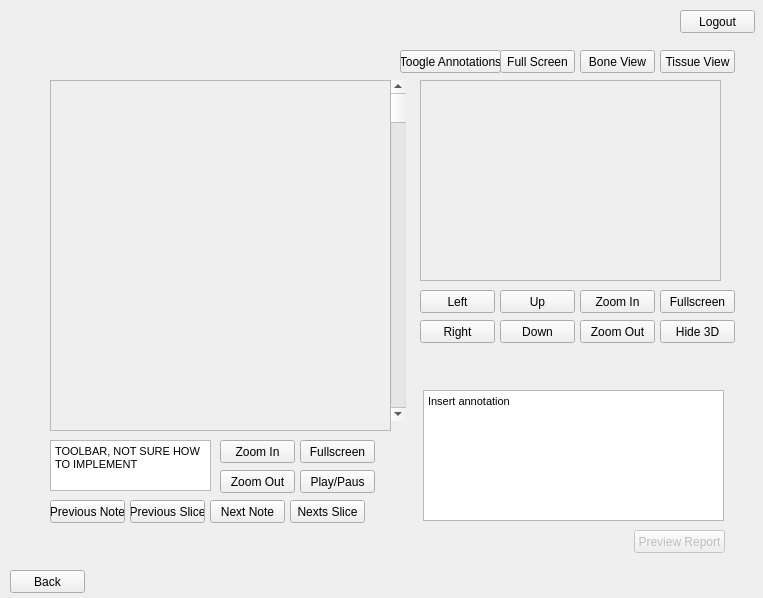
This is UI/sur.ui in nilsgehlin/team-dft as Qt 5 draws it before an edit. The edited form follows.
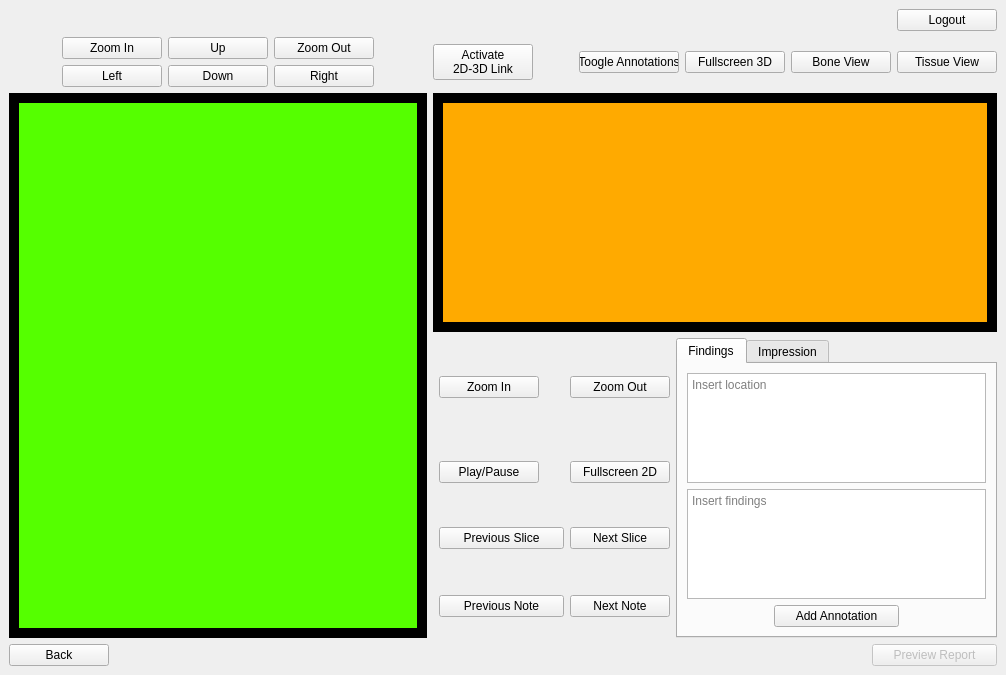
This is the edited form.

Diff of the .ui file:
```diff
--- a/UI/sur.ui
+++ b/UI/sur.ui
@@ -6,8 +6,8 @@
    <rect>
     <x>0</x>
     <y>0</y>
-    <width>763</width>
-    <height>598</height>
+    <width>1006</width>
+    <height>675</height>
    </rect>
   </property>
   <property name="windowTitle">
@@ -17,363 +17,676 @@
    <number>0</number>
   </property>
   <widget class="QWidget" name="page_sur_view_edit">
-   <widget class="QPushButton" name="page_sur_view_edit_button_2d_zoom_in">
-    <property name="geometry">
-     <rect>
-      <x>220</x>
-      <y>440</y>
-      <width>75</width>
-      <height>23</height>
-     </rect>
-    </property>
-    <property name="text">
-     <string>Zoom In</string>
-    </property>
-   </widget>
-   <widget class="QPushButton" name="page_sur_view_edit_button_3d_hide">
-    <property name="geometry">
-     <rect>
-      <x>660</x>
-      <y>320</y>
-      <width>75</width>
-      <height>23</height>
-     </rect>
-    </property>
-    <property name="text">
-     <string>Hide 3D</string>
-    </property>
-   </widget>
-   <widget class="QPushButton" name="page_sur_view_edit_button_3d_fullscreen">
-    <property name="geometry">
-     <rect>
-      <x>660</x>
-      <y>290</y>
-      <width>75</width>
-      <height>23</height>
-     </rect>
-    </property>
-    <property name="text">
-     <string>Fullscreen</string>
-    </property>
-   </widget>
-   <widget class="QPushButton" name="page_sur_view_edit_button_back">
-    <property name="geometry">
-     <rect>
-      <x>10</x>
-      <y>570</y>
-      <width>75</width>
-      <height>23</height>
-     </rect>
-    </property>
-    <property name="text">
-     <string>Back</string>
-    </property>
-   </widget>
-   <widget class="QTextEdit" name="page_sur_view_edit_insert_annotations">
-    <property name="geometry">
-     <rect>
-      <x>423</x>
-      <y>390</y>
-      <width>301</width>
-      <height>131</height>
-     </rect>
-    </property>
-    <property name="html">
-     <string>&lt;!DOCTYPE HTML PUBLIC &quot;-//W3C//DTD HTML 4.0//EN&quot; &quot;http://www.w3.org/TR/REC-html40/strict.dtd&quot;&gt;
-&lt;html&gt;&lt;head&gt;&lt;meta name=&quot;qrichtext&quot; content=&quot;1&quot; /&gt;&lt;style type=&quot;text/css&quot;&gt;
-p, li { white-space: pre-wrap; }
-&lt;/style&gt;&lt;/head&gt;&lt;body style=&quot; font-family:'MS Shell Dlg 2'; font-size:8.25pt; font-weight:400; font-style:normal;&quot;&gt;
-&lt;p style=&quot; margin-top:0px; margin-bottom:0px; margin-left:0px; margin-right:0px; -qt-block-indent:0; text-indent:0px;&quot;&gt;Insert annotation&lt;/p&gt;&lt;/body&gt;&lt;/html&gt;</string>
-    </property>
-   </widget>
-   <widget class="QPushButton" name="page_sur_view_edit_button_2d_fullscreen">
-    <property name="geometry">
-     <rect>
-      <x>300</x>
-      <y>440</y>
-      <width>75</width>
-      <height>23</height>
-     </rect>
-    </property>
-    <property name="text">
-     <string>Fullscreen</string>
-    </property>
-   </widget>
+   <layout class="QGridLayout" name="gridLayout_4">
+    <item row="0" column="8">
+     <layout class="QGridLayout" name="gridLayout_5">
+      <item row="0" column="1">
    <widget class="QPushButton" name="page_sur_view_edit_button_logout">
-    <property name="geometry">
-     <rect>
-      <x>680</x>
-      <y>10</y>
-      <width>75</width>
-      <height>23</height>
-     </rect>
+        <property name="minimumSize">
+         <size>
+          <width>100</width>
+          <height>0</height>
+         </size>
+        </property>
+        <property name="maximumSize">
+         <size>
+          <width>100</width>
+          <height>16777215</height>
+         </size>
     </property>
     <property name="text">
      <string>Logout</string>
     </property>
    </widget>
-   <widget class="QPushButton" name="page_sur_view_edit_button_2d_zoom_out">
-    <property name="geometry">
-     <rect>
-      <x>220</x>
-      <y>470</y>
-      <width>75</width>
-      <height>23</height>
-     </rect>
-    </property>
-    <property name="text">
-     <string>Zoom Out</string>
-    </property>
-   </widget>
-   <widget class="QTextBrowser" name="page_sur_view_edit_toolbar_help">
-    <property name="geometry">
-     <rect>
-      <x>50</x>
-      <y>440</y>
-      <width>161</width>
-      <height>51</height>
-     </rect>
-    </property>
-    <property name="html">
-     <string>&lt;!DOCTYPE HTML PUBLIC &quot;-//W3C//DTD HTML 4.0//EN&quot; &quot;http://www.w3.org/TR/REC-html40/strict.dtd&quot;&gt;
-&lt;html&gt;&lt;head&gt;&lt;meta name=&quot;qrichtext&quot; content=&quot;1&quot; /&gt;&lt;style type=&quot;text/css&quot;&gt;
-p, li { white-space: pre-wrap; }
-&lt;/style&gt;&lt;/head&gt;&lt;body style=&quot; font-family:'MS Shell Dlg 2'; font-size:8.25pt; font-weight:400; font-style:normal;&quot;&gt;
-&lt;p style=&quot; margin-top:0px; margin-bottom:0px; margin-left:0px; margin-right:0px; -qt-block-indent:0; text-indent:0px;&quot;&gt;TOOLBAR, NOT SURE HOW TO IMPLEMENT&lt;/p&gt;&lt;/body&gt;&lt;/html&gt;</string>
-    </property>
-   </widget>
+      </item>
+      <item row="0" column="0">
+       <spacer name="horizontalSpacer_2">
+        <property name="orientation">
+         <enum>Qt::Horizontal</enum>
+        </property>
+        <property name="sizeHint" stdset="0">
+         <size>
+          <width>40</width>
+          <height>20</height>
+         </size>
+        </property>
+       </spacer>
+      </item>
+     </layout>
+    </item>
+    <item row="8" column="8">
    <widget class="QPushButton" name="page_sur_view_edit_button_preview_report">
     <property name="enabled">
      <bool>false</bool>
     </property>
-    <property name="geometry">
-     <rect>
-      <x>634</x>
-      <y>530</y>
-      <width>91</width>
-      <height>23</height>
-     </rect>
+      <property name="minimumSize">
+       <size>
+        <width>125</width>
+        <height>0</height>
+       </size>
+      </property>
+      <property name="maximumSize">
+       <size>
+        <width>125</width>
+        <height>16777215</height>
+       </size>
+      </property>
+      <property name="layoutDirection">
+       <enum>Qt::RightToLeft</enum>
     </property>
     <property name="text">
      <string>Preview Report</string>
     </property>
    </widget>
-   <widget class="QScrollBar" name="page_sur_view_edit_scroll">
-    <property name="geometry">
-     <rect>
-      <x>390</x>
-      <y>80</y>
-      <width>16</width>
-      <height>341</height>
-     </rect>
-    </property>
-    <property name="orientation">
-     <enum>Qt::Vertical</enum>
-    </property>
-   </widget>
+    </item>
+    <item row="8" column="0">
+     <widget class="QPushButton" name="page_sur_view_edit_button_back">
+      <property name="minimumSize">
+       <size>
+        <width>100</width>
+        <height>0</height>
+       </size>
+      </property>
+      <property name="maximumSize">
+       <size>
+        <width>100</width>
+        <height>16777215</height>
+       </size>
+      </property>
+      <property name="text">
+       <string>Back</string>
+      </property>
+     </widget>
+    </item>
+    <item row="3" column="8">
+     <layout class="QGridLayout" name="gridLayout_9">
+      <item row="3" column="0">
    <widget class="QPushButton" name="page_sur_view_edit_button_2d_previous_note">
-    <property name="geometry">
-     <rect>
-      <x>50</x>
-      <y>500</y>
-      <width>75</width>
-      <height>23</height>
-     </rect>
+        <property name="minimumSize">
+         <size>
+          <width>125</width>
+          <height>0</height>
+         </size>
+        </property>
+        <property name="maximumSize">
+         <size>
+          <width>125</width>
+          <height>16777215</height>
+         </size>
     </property>
     <property name="text">
      <string>Previous Note</string>
     </property>
    </widget>
-   <widget class="QPushButton" name="page_sur_view_edit_button_2d_previous_slice">
-    <property name="geometry">
-     <rect>
-      <x>130</x>
-      <y>500</y>
-      <width>75</width>
-      <height>23</height>
-     </rect>
-    </property>
+      </item>
+      <item row="2" column="1">
+       <widget class="QPushButton" name="page_sur_view_edit_button_2d_next_slice">
+        <property name="minimumSize">
+         <size>
+          <width>100</width>
+          <height>0</height>
+         </size>
+        </property>
+        <property name="maximumSize">
+         <size>
+          <width>100</width>
+          <height>16777215</height>
+         </size>
+        </property>
     <property name="text">
-     <string>Previous Slice</string>
-    </property>
-   </widget>
+         <string>Next Slice</string>
+        </property>
+       </widget>
+      </item>
+      <item row="0" column="1">
+       <widget class="QPushButton" name="page_sur_view_edit_button_2d_zoom_out">
+        <property name="minimumSize">
+         <size>
+          <width>100</width>
+          <height>0</height>
+         </size>
+        </property>
+        <property name="maximumSize">
+         <size>
+          <width>100</width>
+          <height>16777215</height>
+         </size>
+        </property>
+        <property name="text">
+         <string>Zoom Out</string>
+        </property>
+       </widget>
+      </item>
+      <item row="3" column="1">
    <widget class="QPushButton" name="page_sur_view_edit_button_2d_next_note">
-    <property name="geometry">
-     <rect>
-      <x>210</x>
-      <y>500</y>
-      <width>75</width>
-      <height>23</height>
-     </rect>
+        <property name="minimumSize">
+         <size>
+          <width>100</width>
+          <height>0</height>
+         </size>
+        </property>
+        <property name="maximumSize">
+         <size>
+          <width>100</width>
+          <height>16777215</height>
+         </size>
     </property>
     <property name="text">
      <string>Next Note</string>
     </property>
    </widget>
-   <widget class="QPushButton" name="page_sur_view_edit_button_2d_next_slice">
-    <property name="geometry">
-     <rect>
-      <x>290</x>
-      <y>500</y>
-      <width>75</width>
-      <height>23</height>
-     </rect>
-    </property>
+      </item>
+      <item row="2" column="0">
+       <widget class="QPushButton" name="page_sur_view_edit_button_2d_previous_slice">
+        <property name="minimumSize">
+         <size>
+          <width>125</width>
+          <height>0</height>
+         </size>
+        </property>
+        <property name="maximumSize">
+         <size>
+          <width>125</width>
+          <height>16777215</height>
+         </size>
+        </property>
     <property name="text">
-     <string>Nexts Slice</string>
-    </property>
-   </widget>
+         <string>Previous Slice</string>
+        </property>
+       </widget>
+      </item>
+      <item row="0" column="0">
+       <widget class="QPushButton" name="page_sur_view_edit_button_2d_zoom_in">
+        <property name="minimumSize">
+         <size>
+          <width>100</width>
+          <height>0</height>
+         </size>
+        </property>
+        <property name="maximumSize">
+         <size>
+          <width>100</width>
+          <height>16777215</height>
+         </size>
+        </property>
+        <property name="text">
+         <string>Zoom In</string>
+        </property>
+       </widget>
+      </item>
+      <item row="1" column="1">
+       <widget class="QPushButton" name="page_sur_view_edit_button_2d_fullscreen">
+        <property name="minimumSize">
+         <size>
+          <width>100</width>
+          <height>0</height>
+         </size>
+        </property>
+        <property name="maximumSize">
+         <size>
+          <width>100</width>
+          <height>16777215</height>
+         </size>
+        </property>
+        <property name="text">
+         <string>Fullscreen 2D</string>
+        </property>
+       </widget>
+      </item>
+      <item row="1" column="0">
    <widget class="QPushButton" name="page_sur_view_edit_button_2d_play_paus">
-    <property name="geometry">
-     <rect>
-      <x>300</x>
-      <y>470</y>
-      <width>75</width>
-      <height>23</height>
-     </rect>
-    </property>
+        <property name="minimumSize">
+         <size>
+          <width>100</width>
+          <height>0</height>
+         </size>
+        </property>
+        <property name="maximumSize">
+         <size>
+          <width>100</width>
+          <height>16777215</height>
+         </size>
+        </property>
     <property name="text">
-     <string>Play/Paus</string>
-    </property>
-   </widget>
+         <string>Play/Pause</string>
+        </property>
+       </widget>
+      </item>
+      <item row="0" column="2" rowspan="4">
+       <widget class="QTabWidget" name="tabWidget">
+        <property name="minimumSize">
+         <size>
+          <width>300</width>
+          <height>300</height>
+         </size>
+        </property>
+        <property name="maximumSize">
+         <size>
+          <width>16777215</width>
+          <height>400</height>
+         </size>
+        </property>
+        <property name="currentIndex">
+         <number>0</number>
+        </property>
+        <widget class="QWidget" name="tab">
+         <attribute name="title">
+          <string>Findings</string>
+         </attribute>
+         <layout class="QGridLayout" name="gridLayout_8">
+          <item row="2" column="0">
+           <spacer name="horizontalSpacer_6">
+            <property name="orientation">
+             <enum>Qt::Horizontal</enum>
+            </property>
+            <property name="sizeHint" stdset="0">
+             <size>
+              <width>40</width>
+              <height>20</height>
+             </size>
+            </property>
+           </spacer>
+          </item>
+          <item row="2" column="1">
+           <widget class="QPushButton" name="pushButton">
+            <property name="minimumSize">
+             <size>
+              <width>125</width>
+              <height>0</height>
+             </size>
+            </property>
+            <property name="maximumSize">
+             <size>
+              <width>125</width>
+              <height>16777215</height>
+             </size>
+            </property>
+            <property name="text">
+             <string>Add Annotation</string>
+            </property>
+           </widget>
+          </item>
+          <item row="2" column="2">
+           <spacer name="horizontalSpacer_7">
+            <property name="orientation">
+             <enum>Qt::Horizontal</enum>
+            </property>
+            <property name="sizeHint" stdset="0">
+             <size>
+              <width>40</width>
+              <height>20</height>
+             </size>
+            </property>
+           </spacer>
+          </item>
+          <item row="1" column="0" colspan="3">
+           <widget class="QTextEdit" name="textEdit_2">
+            <property name="placeholderText">
+             <string>Insert findings</string>
+            </property>
+           </widget>
+          </item>
+          <item row="0" column="0" colspan="3">
+           <widget class="QTextEdit" name="textEdit">
+            <property name="placeholderText">
+             <string>Insert location</string>
+            </property>
+           </widget>
+          </item>
+         </layout>
+        </widget>
+        <widget class="QWidget" name="tab_2">
+         <attribute name="title">
+          <string>Impression</string>
+         </attribute>
+         <layout class="QGridLayout" name="gridLayout_10">
+          <item row="1" column="0">
+           <spacer name="horizontalSpacer_8">
+            <property name="orientation">
+             <enum>Qt::Horizontal</enum>
+            </property>
+            <property name="sizeHint" stdset="0">
+             <size>
+              <width>40</width>
+              <height>20</height>
+             </size>
+            </property>
+           </spacer>
+          </item>
+          <item row="1" column="1">
+           <widget class="QPushButton" name="pushButton_2">
+            <property name="minimumSize">
+             <size>
+              <width>125</width>
+              <height>0</height>
+             </size>
+            </property>
+            <property name="maximumSize">
+             <size>
+              <width>125</width>
+              <height>16777215</height>
+             </size>
+            </property>
+            <property name="text">
+             <string>Add Impression</string>
+            </property>
+           </widget>
+          </item>
+          <item row="1" column="2">
+           <spacer name="horizontalSpacer_9">
+            <property name="orientation">
+             <enum>Qt::Horizontal</enum>
+            </property>
+            <property name="sizeHint" stdset="0">
+             <size>
+              <width>40</width>
+              <height>20</height>
+             </size>
+            </property>
+           </spacer>
+          </item>
+          <item row="0" column="0" colspan="3">
+           <widget class="QTextEdit" name="textEdit_3">
+            <property name="placeholderText">
+             <string>Insert impression</string>
+            </property>
+           </widget>
+          </item>
+         </layout>
+        </widget>
+       </widget>
+      </item>
+     </layout>
+    </item>
+    <item row="1" column="0">
+     <layout class="QGridLayout" name="gridLayout_7">
+      <item row="1" column="4">
+       <spacer name="horizontalSpacer_4">
+        <property name="orientation">
+         <enum>Qt::Horizontal</enum>
+        </property>
+        <property name="sizeHint" stdset="0">
+         <size>
+          <width>40</width>
+          <height>20</height>
+         </size>
+        </property>
+       </spacer>
+      </item>
+      <item row="1" column="1">
    <widget class="QPushButton" name="page_sur_view_edit_button_3d_left">
-    <property name="geometry">
-     <rect>
-      <x>420</x>
-      <y>290</y>
-      <width>75</width>
-      <height>23</height>
-     </rect>
+        <property name="minimumSize">
+         <size>
+          <width>100</width>
+          <height>0</height>
+         </size>
+        </property>
+        <property name="maximumSize">
+         <size>
+          <width>100</width>
+          <height>16777215</height>
+         </size>
     </property>
     <property name="text">
      <string>Left</string>
     </property>
    </widget>
+      </item>
+      <item row="1" column="3">
    <widget class="QPushButton" name="page_sur_view_edit_button_3d_right">
-    <property name="geometry">
-     <rect>
-      <x>420</x>
-      <y>320</y>
-      <width>75</width>
-      <height>23</height>
-     </rect>
+        <property name="minimumSize">
+         <size>
+          <width>100</width>
+          <height>0</height>
+         </size>
+        </property>
+        <property name="maximumSize">
+         <size>
+          <width>100</width>
+          <height>16777215</height>
+         </size>
     </property>
     <property name="text">
      <string>Right</string>
     </property>
    </widget>
-   <widget class="QPushButton" name="page_sur_view_edit_button_3d_up">
-    <property name="geometry">
-     <rect>
-      <x>500</x>
-      <y>290</y>
-      <width>75</width>
-      <height>23</height>
-     </rect>
-    </property>
-    <property name="text">
-     <string>Up</string>
-    </property>
-   </widget>
+      </item>
+      <item row="1" column="2">
    <widget class="QPushButton" name="page_sur_view_edit_button_3d_down">
-    <property name="geometry">
-     <rect>
-      <x>500</x>
-      <y>320</y>
-      <width>75</width>
-      <height>23</height>
-     </rect>
+        <property name="minimumSize">
+         <size>
+          <width>100</width>
+          <height>0</height>
+         </size>
+        </property>
+        <property name="maximumSize">
+         <size>
+          <width>100</width>
+          <height>16777215</height>
+         </size>
     </property>
     <property name="text">
      <string>Down</string>
     </property>
    </widget>
+      </item>
+      <item row="0" column="2">
+       <widget class="QPushButton" name="page_sur_view_edit_button_3d_up">
+        <property name="minimumSize">
+         <size>
+          <width>100</width>
+          <height>0</height>
+         </size>
+        </property>
+        <property name="maximumSize">
+         <size>
+          <width>100</width>
+          <height>16777215</height>
+         </size>
+        </property>
+        <property name="text">
+         <string>Up</string>
+        </property>
+       </widget>
+      </item>
+      <item row="1" column="0">
+       <spacer name="horizontalSpacer_5">
+        <property name="orientation">
+         <enum>Qt::Horizontal</enum>
+        </property>
+        <property name="sizeHint" stdset="0">
+         <size>
+          <width>40</width>
+          <height>20</height>
+         </size>
+        </property>
+       </spacer>
+      </item>
+      <item row="0" column="1">
    <widget class="QPushButton" name="page_sur_view_edit_button_3d_zoom_in">
-    <property name="geometry">
-     <rect>
-      <x>580</x>
-      <y>290</y>
-      <width>75</width>
-      <height>23</height>
-     </rect>
+        <property name="minimumSize">
+         <size>
+          <width>100</width>
+          <height>0</height>
+         </size>
+        </property>
+        <property name="maximumSize">
+         <size>
+          <width>100</width>
+          <height>16777215</height>
+         </size>
     </property>
     <property name="text">
      <string>Zoom In</string>
     </property>
    </widget>
+      </item>
+      <item row="0" column="3">
    <widget class="QPushButton" name="page_sur_view_edit_button_3d_zoom_out">
-    <property name="geometry">
-     <rect>
-      <x>580</x>
-      <y>320</y>
-      <width>75</width>
-      <height>23</height>
-     </rect>
+        <property name="minimumSize">
+         <size>
+          <width>100</width>
+          <height>0</height>
+         </size>
+        </property>
+        <property name="maximumSize">
+         <size>
+          <width>100</width>
+          <height>16777215</height>
+         </size>
     </property>
     <property name="text">
      <string>Zoom Out</string>
     </property>
    </widget>
-   <widget class="QPushButton" name="page_sur_view_edit_button_3d_tissue_view">
-    <property name="geometry">
-     <rect>
-      <x>660</x>
-      <y>50</y>
-      <width>75</width>
-      <height>23</height>
-     </rect>
-    </property>
-    <property name="text">
-     <string>Tissue View</string>
-    </property>
-   </widget>
-   <widget class="QPushButton" name="page_sur_view_edit_button_3d_fullscreen_2">
-    <property name="geometry">
-     <rect>
-      <x>500</x>
-      <y>50</y>
-      <width>75</width>
-      <height>23</height>
-     </rect>
-    </property>
-    <property name="text">
-     <string>Full Screen</string>
-    </property>
-   </widget>
-   <widget class="QPushButton" name="page_sur_view_edit_button_3d_bone_view">
-    <property name="geometry">
-     <rect>
-      <x>580</x>
-      <y>50</y>
-      <width>75</width>
-      <height>23</height>
-     </rect>
-    </property>
-    <property name="text">
-     <string>Bone View</string>
-    </property>
-   </widget>
+      </item>
+     </layout>
+    </item>
+    <item row="2" column="0" rowspan="2">
+     <widget class="QFrame" name="page_sur_view_edit_3d_view_frame">
+      <property name="minimumSize">
+       <size>
+        <width>400</width>
+        <height>400</height>
+       </size>
+      </property>
+      <property name="styleSheet">
+       <string notr="true">background-color: rgb(0, 0, 0);</string>
+      </property>
+      <property name="frameShape">
+       <enum>QFrame::StyledPanel</enum>
+      </property>
+      <property name="frameShadow">
+       <enum>QFrame::Raised</enum>
+      </property>
+      <layout class="QGridLayout" name="gridLayout_2">
+       <item row="0" column="0">
+        <widget class="QWidget" name="page_sur_view_edit_3d_view" native="true">
+         <property name="styleSheet">
+          <string notr="true">background-color: rgb(85, 255, 0);</string>
+         </property>
+        </widget>
+       </item>
+      </layout>
+     </widget>
+    </item>
+    <item row="1" column="7" colspan="2">
+     <layout class="QGridLayout" name="gridLayout_6">
+      <item row="0" column="2">
    <widget class="QPushButton" name="page_sur_view_edit_button_3d_toggle_annotations">
-    <property name="geometry">
-     <rect>
-      <x>400</x>
-      <y>50</y>
-      <width>101</width>
-      <height>23</height>
-     </rect>
+        <property name="minimumSize">
+         <size>
+          <width>100</width>
+          <height>0</height>
+         </size>
+        </property>
+        <property name="maximumSize">
+         <size>
+          <width>100</width>
+          <height>16777215</height>
+         </size>
     </property>
     <property name="text">
      <string>Toogle Annotations</string>
     </property>
    </widget>
+      </item>
+      <item row="0" column="4">
+       <widget class="QPushButton" name="page_sur_view_edit_button_3d_bone_view">
+        <property name="minimumSize">
+         <size>
+          <width>100</width>
+          <height>0</height>
+         </size>
+        </property>
+        <property name="maximumSize">
+         <size>
+          <width>100</width>
+          <height>16777215</height>
+         </size>
+        </property>
+        <property name="text">
+         <string>Bone View</string>
+        </property>
+       </widget>
+      </item>
+      <item row="0" column="3">
+       <widget class="QPushButton" name="page_sur_view_edit_button_3d_fullscreen">
+        <property name="minimumSize">
+         <size>
+          <width>100</width>
+          <height>0</height>
+         </size>
+        </property>
+        <property name="maximumSize">
+         <size>
+          <width>100</width>
+          <height>16777215</height>
+         </size>
+        </property>
+        <property name="text">
+         <string>Fullscreen 3D</string>
+        </property>
+       </widget>
+      </item>
+      <item row="0" column="5">
+       <widget class="QPushButton" name="page_sur_view_edit_button_3d_tissue_view">
+        <property name="minimumSize">
+         <size>
+          <width>100</width>
+          <height>0</height>
+         </size>
+        </property>
+        <property name="maximumSize">
+         <size>
+          <width>100</width>
+          <height>16777215</height>
+         </size>
+        </property>
+        <property name="text">
+         <string>Tissue View</string>
+        </property>
+       </widget>
+      </item>
+      <item row="0" column="0">
+       <widget class="QPushButton" name="page_sur_view_edit_button_link_windows">
+        <property name="minimumSize">
+         <size>
+          <width>100</width>
+          <height>0</height>
+         </size>
+        </property>
+        <property name="maximumSize">
+         <size>
+          <width>100</width>
+          <height>16777215</height>
+         </size>
+        </property>
+        <property name="text">
+         <string>Activate
+2D-3D Link</string>
+        </property>
+       </widget>
+      </item>
+      <item row="0" column="1">
+       <spacer name="horizontalSpacer_3">
+        <property name="orientation">
+         <enum>Qt::Horizontal</enum>
+        </property>
+        <property name="sizeHint" stdset="0">
+         <size>
+          <width>40</width>
+          <height>20</height>
+         </size>
+        </property>
+       </spacer>
+      </item>
+     </layout>
+    </item>
+    <item row="2" column="7" colspan="2">
    <widget class="QFrame" name="page_sur_view_edit_2d_view_frame">
-    <property name="geometry">
-     <rect>
-      <x>50</x>
-      <y>80</y>
-      <width>341</width>
-      <height>351</height>
-     </rect>
+      <property name="styleSheet">
+       <string notr="true">background-color: rgb(0, 0, 0);</string>
     </property>
     <property name="frameShape">
      <enum>QFrame::StyledPanel</enum>
@@ -381,43 +694,18 @@
     <property name="frameShadow">
      <enum>QFrame::Raised</enum>
     </property>
+      <layout class="QGridLayout" name="gridLayout_3">
+       <item row="0" column="0">
     <widget class="QWidget" name="page_sur_view_edit_2d_view" native="true">
-     <property name="geometry">
-      <rect>
-       <x>0</x>
-       <y>0</y>
-       <width>341</width>
-       <height>351</height>
-      </rect>
-     </property>
-    </widget>
-   </widget>
-   <widget class="QFrame" name="page_sur_view_edit_3d_view_frame">
-    <property name="geometry">
-     <rect>
-      <x>420</x>
-      <y>80</y>
-      <width>301</width>
-      <height>201</height>
-     </rect>
-    </property>
-    <property name="frameShape">
-     <enum>QFrame::StyledPanel</enum>
-    </property>
-    <property name="frameShadow">
-     <enum>QFrame::Raised</enum>
-    </property>
-    <widget class="QWidget" name="page_sur_view_edit_3d_view" native="true">
-     <property name="geometry">
-      <rect>
-       <x>0</x>
-       <y>0</y>
-       <width>301</width>
-       <height>201</height>
-      </rect>
-     </property>
-    </widget>
-   </widget>
+         <property name="styleSheet">
+          <string notr="true">background-color: rgb(255, 170, 0);</string>
+         </property>
+        </widget>
+       </item>
+      </layout>
+     </widget>
+    </item>
+   </layout>
   </widget>
   <widget class="QWidget" name="page_sur_patient_errand">
    <widget class="QPushButton" name="page_sur_patient_errand_button_back">
```
Left out of the diff: 140 changed lines with no effect on the pictures. Lines whose indentation alone changed are shown as unchanged.
